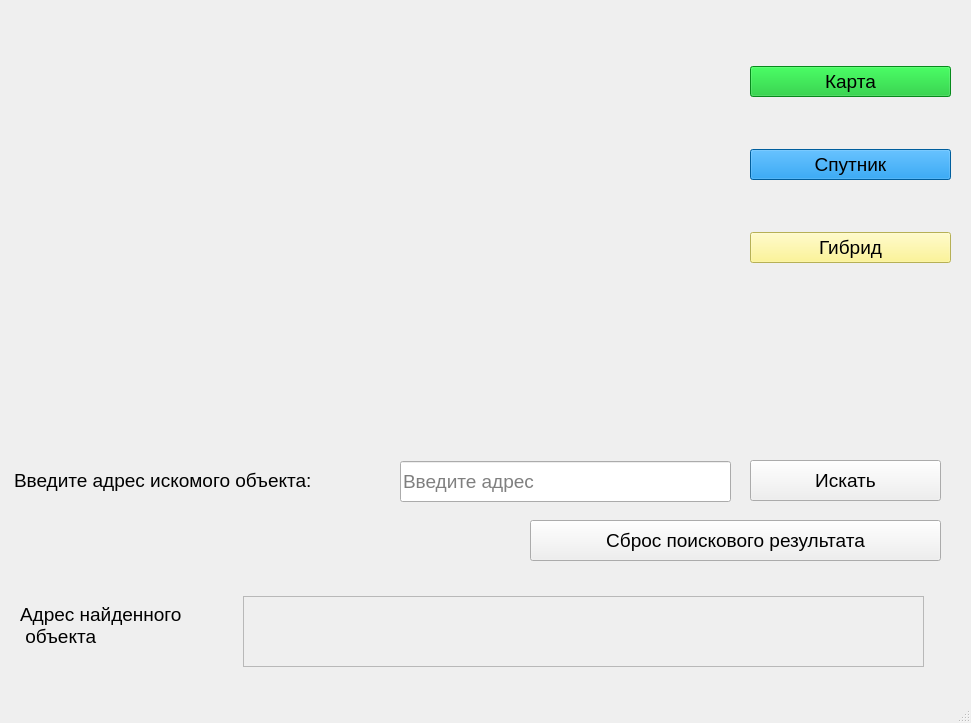
This is data/first.ui in usatopolosato/maps_api as Qt 5 draws it before an edit. The edited form follows.
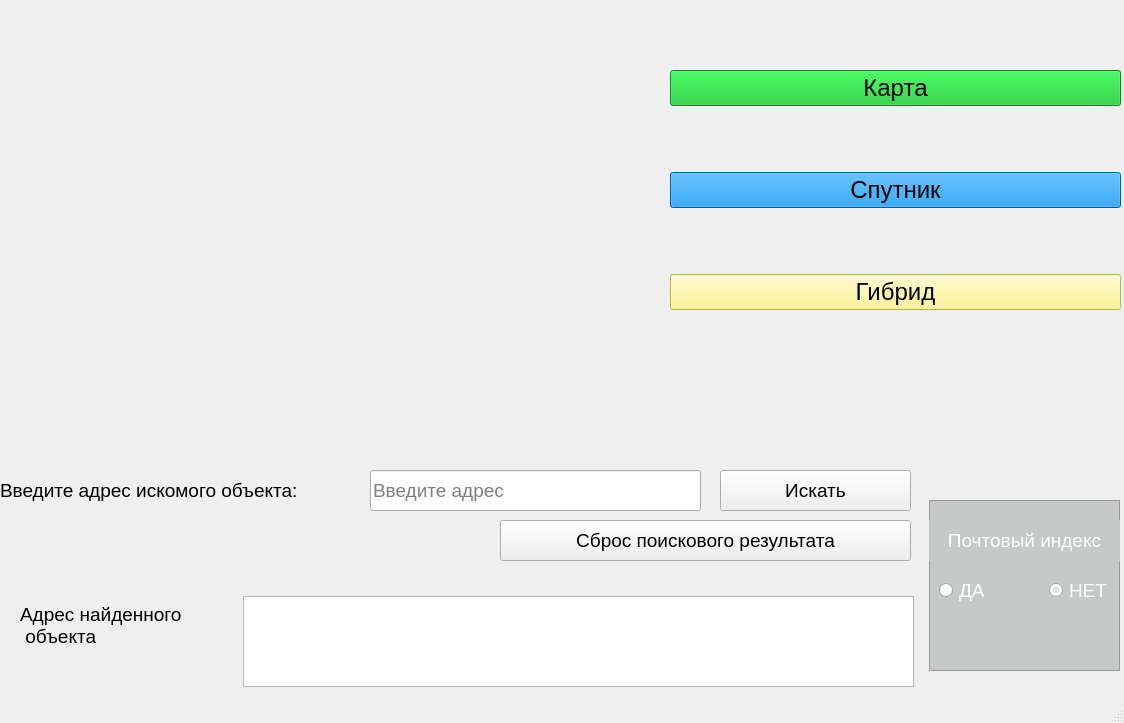
This is the edited form.

Commit message: Задачи 9 и 10

```diff
--- a/data/first.ui
+++ b/data/first.ui
@@ -6,7 +6,7 @@
    <rect>
     <x>0</x>
     <y>0</y>
-    <width>971</width>
+    <width>1124</width>
     <height>723</height>
    </rect>
   </property>
@@ -30,10 +30,10 @@
    <widget class="QWidget" name="verticalLayoutWidget">
     <property name="geometry">
      <rect>
-      <x>750</x>
-      <y>20</y>
-      <width>201</width>
-      <height>291</height>
+      <x>670</x>
+      <y>10</y>
+      <width>451</width>
+      <height>361</height>
      </rect>
     </property>
     <layout class="QVBoxLayout" name="verticalLayout">
@@ -41,7 +41,7 @@
       <widget class="QPushButton" name="map_btn">
        <property name="font">
         <font>
-         <pointsize>14</pointsize>
+         <pointsize>18</pointsize>
         </font>
        </property>
        <property name="styleSheet">
@@ -56,7 +56,7 @@
       <widget class="QPushButton" name="sputnic_btn">
        <property name="font">
         <font>
-         <pointsize>14</pointsize>
+         <pointsize>18</pointsize>
         </font>
        </property>
        <property name="styleSheet">
@@ -71,7 +71,7 @@
       <widget class="QPushButton" name="gibrid_btn">
        <property name="font">
         <font>
-         <pointsize>14</pointsize>
+         <pointsize>18</pointsize>
         </font>
        </property>
        <property name="styleSheet">
@@ -88,9 +88,9 @@
    <widget class="QLabel" name="label">
     <property name="geometry">
      <rect>
-      <x>14</x>
-      <y>455</y>
-      <width>381</width>
+      <x>0</x>
+      <y>465</y>
+      <width>361</width>
       <height>51</height>
      </rect>
     </property>
@@ -106,8 +106,8 @@
    <widget class="QLineEdit" name="search">
     <property name="geometry">
      <rect>
-      <x>400</x>
-      <y>461</y>
+      <x>370</x>
+      <y>470</y>
       <width>331</width>
       <height>41</height>
      </rect>
@@ -124,8 +124,8 @@
    <widget class="QPushButton" name="search_btn">
     <property name="geometry">
      <rect>
-      <x>750</x>
-      <y>460</y>
+      <x>720</x>
+      <y>470</y>
       <width>191</width>
       <height>41</height>
      </rect>
@@ -142,7 +142,7 @@
    <widget class="QPushButton" name="clear_btn">
     <property name="geometry">
      <rect>
-      <x>530</x>
+      <x>500</x>
       <y>520</y>
       <width>411</width>
       <height>41</height>
@@ -178,14 +178,14 @@
    </widget>
    <widget class="QTextEdit" name="address">
     <property name="enabled">
-     <bool>false</bool>
+     <bool>true</bool>
     </property>
     <property name="geometry">
      <rect>
       <x>243</x>
       <y>596</y>
-      <width>681</width>
-      <height>71</height>
+      <width>671</width>
+      <height>91</height>
      </rect>
     </property>
     <property name="font">
@@ -194,6 +194,94 @@
      </font>
     </property>
    </widget>
+   <widget class="QFrame" name="frame">
+    <property name="geometry">
+     <rect>
+      <x>929</x>
+      <y>500</y>
+      <width>191</width>
+      <height>171</height>
+     </rect>
+    </property>
+    <property name="styleSheet">
+     <string notr="true">QFrame {
+background-color: #c5c9c7;
+color: white;
+}
+QRadioButton {
+color: white;
+}</string>
+    </property>
+    <property name="frameShape">
+     <enum>QFrame::StyledPanel</enum>
+    </property>
+    <property name="frameShadow">
+     <enum>QFrame::Raised</enum>
+    </property>
+    <widget class="QLabel" name="label_3">
+     <property name="geometry">
+      <rect>
+       <x>0</x>
+       <y>20</y>
+       <width>191</width>
+       <height>41</height>
+      </rect>
+     </property>
+     <property name="font">
+      <font>
+       <pointsize>14</pointsize>
+      </font>
+     </property>
+     <property name="text">
+      <string>Почтовый индекс</string>
+     </property>
+     <property name="alignment">
+      <set>Qt::AlignCenter</set>
+     </property>
+    </widget>
+    <widget class="QRadioButton" name="take_btn">
+     <property name="geometry">
+      <rect>
+       <x>10</x>
+       <y>70</y>
+       <width>71</width>
+       <height>41</height>
+      </rect>
+     </property>
+     <property name="font">
+      <font>
+       <pointsize>14</pointsize>
+      </font>
+     </property>
+     <property name="text">
+      <string>ДА</string>
+     </property>
+     <property name="checked">
+      <bool>false</bool>
+     </property>
+    </widget>
+    <widget class="QRadioButton" name="leave_btn">
+     <property name="geometry">
+      <rect>
+       <x>120</x>
+       <y>70</y>
+       <width>71</width>
+       <height>41</height>
+      </rect>
+     </property>
+     <property name="font">
+      <font>
+       <pointsize>14</pointsize>
+      </font>
+     </property>
+     <property name="text">
+      <string>НЕТ</string>
+     </property>
+     <property name="checked">
+      <bool>true</bool>
+     </property>
+    </widget>
+   </widget>
   </widget>
   <widget class="QMenuBar" name="menubar">
    <property name="geometry">
```
Left out of the diff: 2 changed lines with no effect on the pictures. The commit also changes 2 other files.
